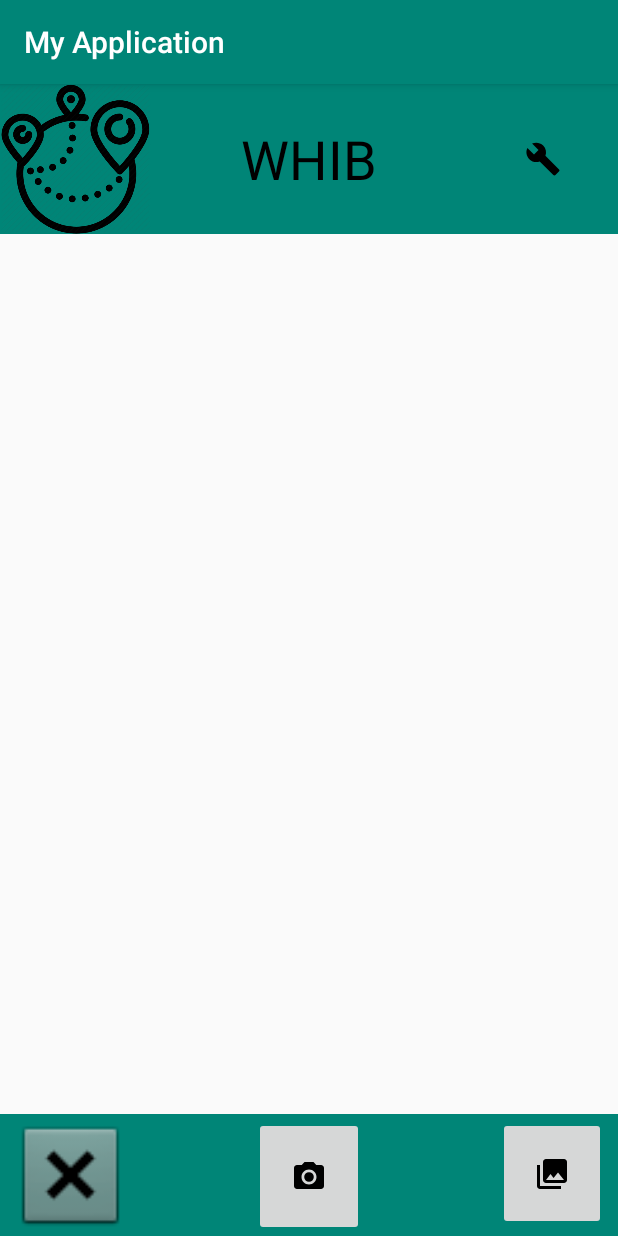
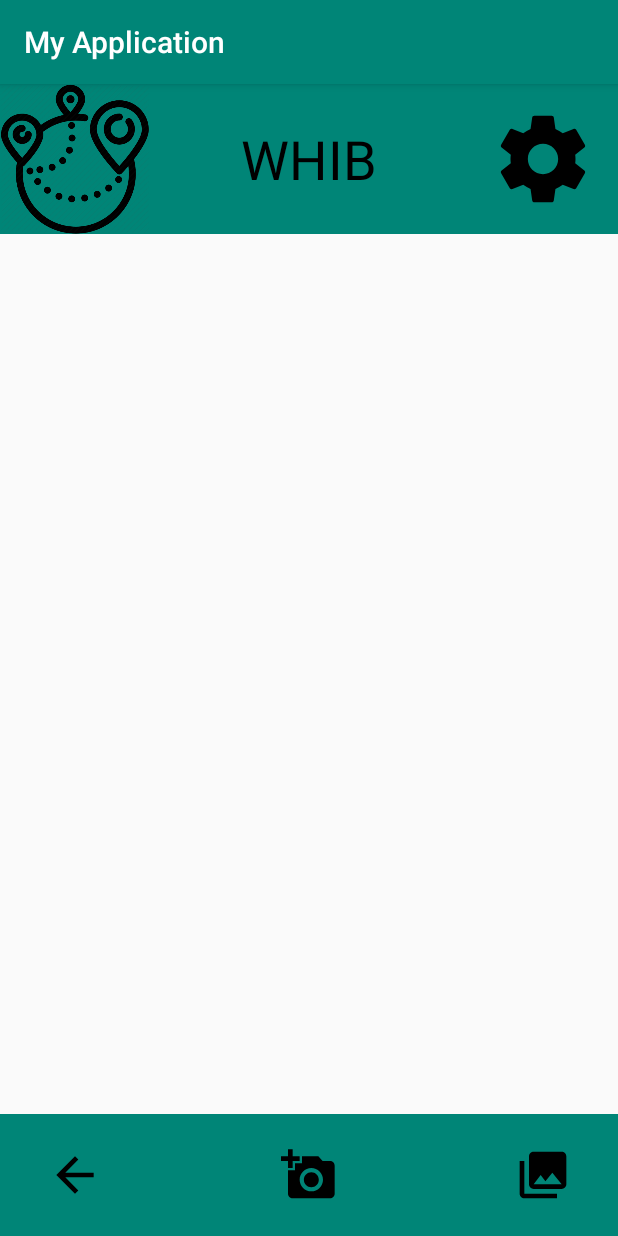
Before and after one commit to HenkvanAsperen/android_experiment, an Android app: the Mappage screen opened directly, with no data from a screen before it, on a phone screen of 412 x 824 dp. Run offline under Robolectric (Android 15) with nearby library versions, the phone set to English and light mode, and no system bars.

Commit message:
update app

```diff
--- a/app/src/main/java/nl/experiment/voorbeeldapp/Settingspage.java
+++ b/app/src/main/java/nl/experiment/voorbeeldapp/Settingspage.java
@@ -3,13 +3,28 @@ package nl.experiment.voorbeeldapp;
 import androidx.appcompat.app.AppCompatActivity;
 
 import android.annotation.SuppressLint;
+import android.content.Intent;
 import android.os.Bundle;
+import android.view.View;
+import android.widget.ImageButton;
 
 public class Settingspage extends AppCompatActivity {
+
+    ImageButton backtomap;
 
     @Override
     protected void onCreate(Bundle savedInstanceState) {
         super.onCreate(savedInstanceState);
         setContentView(R.layout.activity_settingspage);
+
+
+            backtomap = (ImageButton) findViewById(R.id.backtomap);
+            backtomap.setOnClickListener(new View.OnClickListener() {
+                @Override
+                public void onClick(View v) {
+                    Intent intentLoadNewActivity = new Intent(Settingspage.this, Mappage.class);
+                    startActivity(intentLoadNewActivity);
+                }
+            });
     }
 }
--- /dev/null
+++ b/app/src/main/res/drawable/ic_add_a_photo_black_24dp.xml
@@ -0,0 +1,9 @@
+<vector xmlns:android="http://schemas.android.com/apk/res/android"
+        android:width="24dp"
+        android:height="24dp"
+        android:viewportWidth="24.0"
+        android:viewportHeight="24.0">
+    <path
+        android:fillColor="#FF000000"
+        android:pathData="M3,4L3,1h2v3h3v2L5,6v3L3,9L3,6L0,6L0,4h3zM6,10L6,7h3L9,4h7l1.83,2L21,6c1.1,0 2,0.9 2,2v12c0,1.1 -0.9,2 -2,2L5,22c-1.1,0 -2,-0.9 -2,-2L3,10h3zM13,19c2.76,0 5,-2.24 5,-5s-2.24,-5 -5,-5 -5,2.24 -5,5 2.24,5 5,5zM9.8,14c0,1.77 1.43,3.2 3.2,3.2s3.2,-1.43 3.2,-3.2 -1.43,-3.2 -3.2,-3.2 -3.2,1.43 -3.2,3.2z"/>
+</vector>
--- /dev/null
+++ b/app/src/main/res/drawable/ic_arrow_back_black_24dp.xml
@@ -0,0 +1,9 @@
+<vector xmlns:android="http://schemas.android.com/apk/res/android"
+        android:width="24dp"
+        android:height="24dp"
+        android:viewportWidth="24.0"
+        android:viewportHeight="24.0">
+    <path
+        android:fillColor="#FF000000"
+        android:pathData="M20,11H7.83l5.59,-5.59L12,4l-8,8 8,8 1.41,-1.41L7.83,13H20v-2z"/>
+</vector>
--- /dev/null
+++ b/app/src/main/res/drawable/ic_map_black_24dp.xml
@@ -0,0 +1,9 @@
+<vector xmlns:android="http://schemas.android.com/apk/res/android"
+        android:width="24dp"
+        android:height="24dp"
+        android:viewportWidth="24.0"
+        android:viewportHeight="24.0">
+    <path
+        android:fillColor="#FF000000"
+        android:pathData="M20.5,3l-0.16,0.03L15,5.1 9,3 3.36,4.9c-0.21,0.07 -0.36,0.25 -0.36,0.48V20.5c0,0.28 0.22,0.5 0.5,0.5l0.16,-0.03L9,18.9l6,2.1 5.64,-1.9c0.21,-0.07 0.36,-0.25 0.36,-0.48V3.5c0,-0.28 -0.22,-0.5 -0.5,-0.5zM15,19l-6,-2.11V5l6,2.11V19z"/>
+</vector>
--- /dev/null
+++ b/app/src/main/res/drawable/ic_settings_black_24dp.xml
@@ -0,0 +1,9 @@
+<vector xmlns:android="http://schemas.android.com/apk/res/android"
+        android:width="24dp"
+        android:height="24dp"
+        android:viewportWidth="24.0"
+        android:viewportHeight="24.0">
+    <path
+        android:fillColor="#FF000000"
+        android:pathData="M19.43,12.98c0.04,-0.32 0.07,-0.64 0.07,-0.98s-0.03,-0.66 -0.07,-0.98l2.11,-1.65c0.19,-0.15 0.24,-0.42 0.12,-0.64l-2,-3.46c-0.12,-0.22 -0.39,-0.3 -0.61,-0.22l-2.49,1c-0.52,-0.4 -1.08,-0.73 -1.69,-0.98l-0.38,-2.65C14.46,2.18 14.25,2 14,2h-4c-0.25,0 -0.46,0.18 -0.49,0.42l-0.38,2.65c-0.61,0.25 -1.17,0.59 -1.69,0.98l-2.49,-1c-0.23,-0.09 -0.49,0 -0.61,0.22l-2,3.46c-0.13,0.22 -0.07,0.49 0.12,0.64l2.11,1.65c-0.04,0.32 -0.07,0.65 -0.07,0.98s0.03,0.66 0.07,0.98l-2.11,1.65c-0.19,0.15 -0.24,0.42 -0.12,0.64l2,3.46c0.12,0.22 0.39,0.3 0.61,0.22l2.49,-1c0.52,0.4 1.08,0.73 1.69,0.98l0.38,2.65c0.03,0.24 0.24,0.42 0.49,0.42h4c0.25,0 0.46,-0.18 0.49,-0.42l0.38,-2.65c0.61,-0.25 1.17,-0.59 1.69,-0.98l2.49,1c0.23,0.09 0.49,0 0.61,-0.22l2,-3.46c0.12,-0.22 0.07,-0.49 -0.12,-0.64l-2.11,-1.65zM12,15.5c-1.93,0 -3.5,-1.57 -3.5,-3.5s1.57,-3.5 3.5,-3.5 3.5,1.57 3.5,3.5 -1.57,3.5 -3.5,3.5z"/>
+</vector>
--- a/app/src/main/res/layout/activity_mappage.xml
+++ b/app/src/main/res/layout/activity_mappage.xml
@@ -18,20 +18,9 @@
         app:layout_constraintHorizontal_bias="0.0"
         app:layout_constraintStart_toStartOf="parent" />
 
-    <ImageView
-        android:id="@+id/imageView2"
-        android:layout_width="0dp"
-        android:layout_height="100dp"
-        android:background="@color/colorPrimary"
-        android:contentDescription="@string/todo"
-        app:layout_constraintEnd_toStartOf="@+id/textView4"
-        app:layout_constraintStart_toStartOf="parent"
-        app:layout_constraintTop_toTopOf="parent"
-        app:srcCompat="@drawable/logo" />
-
     <TextView
         android:id="@+id/textView4"
-        android:layout_width="211dp"
+        android:layout_width="0dp"
         android:layout_height="100dp"
         android:background="@color/colorPrimary"
         android:gravity="center"
@@ -43,47 +32,78 @@
         app:layout_constraintTop_toTopOf="parent"
         tools:ignore="MissingConstraints" />
 
+    <ImageView
+        android:id="@+id/imageView2"
+        android:layout_width="100dp"
+        android:layout_height="100dp"
+        android:background="@color/colorPrimary"
+        android:contentDescription="@string/todo"
+        android:adjustViewBounds="true"
+        app:layout_constraintEnd_toStartOf="@+id/textView4"
+        app:layout_constraintStart_toStartOf="parent"
+        app:layout_constraintTop_toTopOf="parent"
+        app:srcCompat="@drawable/logo" />
+
     <ImageButton
         android:id="@+id/gotosettings"
         android:layout_width="0dp"
         android:layout_height="100dp"
         android:background="@color/colorPrimary"
         android:contentDescription="@string/settings"
+        android:padding="15dp"
+        android:scaleType="centerCrop"
+        app:layout_constraintDimensionRatio="w,1:1"
         app:layout_constraintEnd_toEndOf="parent"
         app:layout_constraintStart_toEndOf="@+id/textView4"
         app:layout_constraintTop_toTopOf="parent"
-        app:srcCompat="@drawable/ic_menu_manage"
+        app:srcCompat="@drawable/ic_settings_black_24dp"
         tools:ignore="MissingConstraints" />
 
     <ImageButton
-        android:id="@+id/imageButton3"
-        android:layout_width="73dp"
-        android:layout_height="79dp"
+        android:id="@+id/imageButton4"
+        android:layout_width="68dp"
+        android:layout_height="68dp"
+        android:layout_marginEnd="16dp"
+        android:background="@color/colorPrimary"
+        android:contentDescription="@string/joe"
+        android:padding="15dp"
+        android:scaleType="centerCrop"
+        app:layout_constraintBottom_toBottomOf="parent"
+        app:layout_constraintEnd_toEndOf="parent"
+        app:layout_constraintTop_toTopOf="@+id/view"
+        app:srcCompat="@drawable/ic_menu_gallery" />
+
+    <ImageButton
+        android:id="@+id/Picture"
+        android:layout_width="68dp"
+        android:layout_height="68dp"
+        android:background="@color/colorPrimary"
         android:contentDescription="@string/picture"
+        android:padding="15dp"
+        android:scaleType="centerCrop"
         app:layout_constraintBottom_toBottomOf="parent"
         app:layout_constraintEnd_toEndOf="parent"
         app:layout_constraintStart_toStartOf="parent"
-        app:srcCompat="@drawable/ic_menu_camera" />
+        app:layout_constraintTop_toTopOf="@+id/view"
+        app:srcCompat="@drawable/ic_add_a_photo_black_24dp" />
 
-    <ImageView
-        android:id="@+id/imageView5"
-        android:layout_width="94dp"
-        android:layout_height="81dp"
+    <ImageButton
+        android:id="@+id/backtomain"
+        style="@android:style/Widget.Holo.ImageButton"
+        android:layout_width="68dp"
+        android:layout_height="68dp"
+        android:layout_marginStart="16dp"
+        android:background="@color/colorPrimary"
+        android:contentDescription="@string/todo"
+        android:padding="15dp"
+        android:scaleType="fitStart"
+        android:scaleX="1"
+        android:scaleY="1"
+        android:src="@drawable/ic_arrow_back_black_24dp"
         app:layout_constraintBottom_toBottomOf="parent"
         app:layout_constraintStart_toStartOf="parent"
-        app:srcCompat="@android:drawable/btn_dialog"
-        android:contentDescription="@string/harry" />
-
-    <ImageButton
-        android:id="@+id/imageButton4"
-        android:layout_width="72dp"
-        android:layout_height="75dp"
-        android:layout_marginEnd="8dp"
-        android:layout_marginBottom="4dp"
-        app:layout_constraintBottom_toBottomOf="parent"
-        app:layout_constraintEnd_toEndOf="parent"
-        app:srcCompat="@drawable/ic_menu_gallery"
-        android:contentDescription="@string/joe" />
+        app:layout_constraintTop_toTopOf="@+id/view"
+        tools:src="@drawable/ic_map_black_24dp" />
 
 
 </androidx.constraintlayout.widget.ConstraintLayout>
--- a/app/src/main/res/layout/activity_settingspage.xml
+++ b/app/src/main/res/layout/activity_settingspage.xml
@@ -43,7 +43,7 @@
         tools:ignore="MissingConstraints" />
 
     <ImageButton
-        android:id="@+id/imageButton"
+        android:id="@+id/backtomap"
         style="@android:style/Widget.Holo.ImageButton"
         android:layout_width="66dp"
         android:layout_height="68dp"
@@ -54,7 +54,7 @@
         android:scaleType="fitStart"
         android:scaleX="1"
         android:scaleY="1"
-        android:src="?attr/homeAsUpIndicator"
+        android:src="@drawable/ic_arrow_back_black_24dp"
         app:layout_constraintStart_toStartOf="parent"
         app:layout_constraintTop_toTopOf="parent" />
 
```
